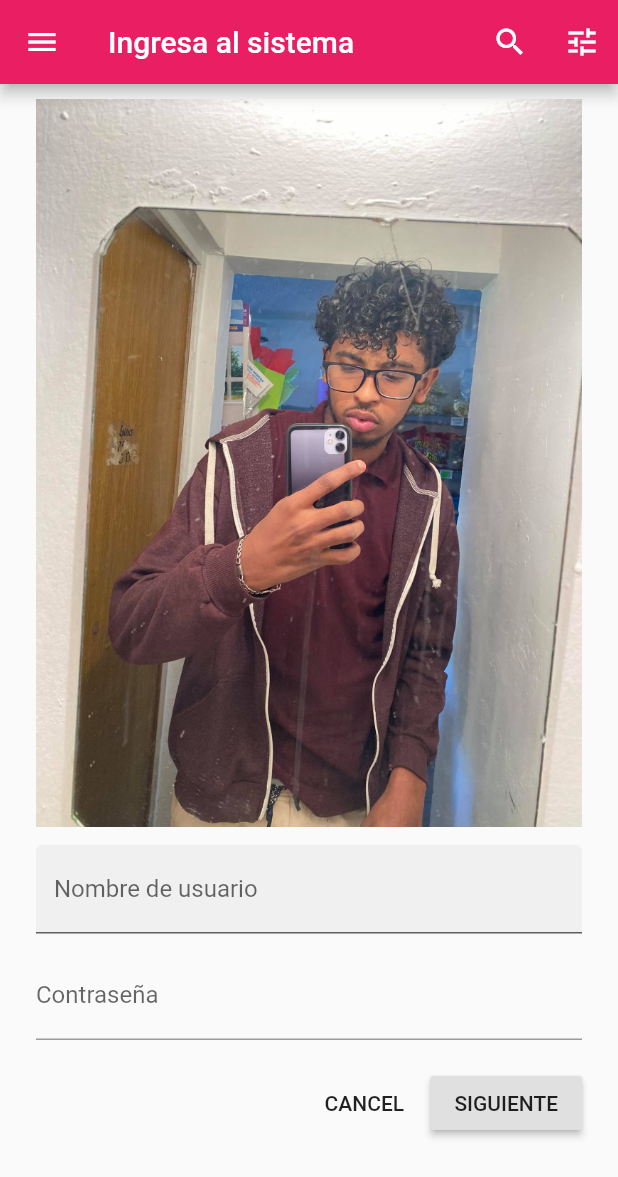
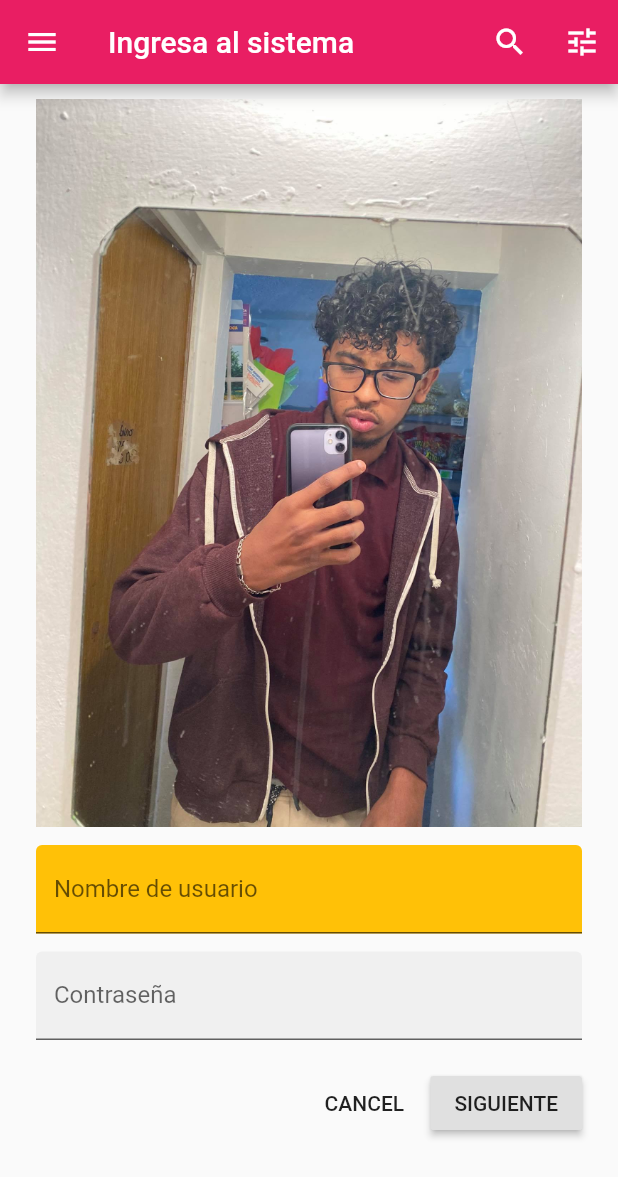
Before and after one commit to YahirS/loginSencillo, a Flutter app: the screen it shows after launch, on a phone screen of 412 x 824 dp. Shown: the top 1177 px of the screen. Run offline on Flutter 3.47's test engine with Material 2 defaults, Android fonts, the phone set to English and light mode, and no system bars.

```diff
--- a/lib/main.dart
+++ b/lib/main.dart
@@ -89,17 +89,17 @@ class _IngresoSistemaState extends State<IngresoSistema> {
                   TextField(
                     decoration: InputDecoration(
                       filled: true,
-                      // fillColor: Colors.amber,
+                       fillColor: Colors.amber,
                       labelText: 'Nombre de usuario',
                     ),
                   ),
                   SizedBox(height: 12.0),
                   TextField(
                     decoration: InputDecoration(
-                      //filled: true,
+                      filled: true,
                       labelText: 'Contraseña',
                     ),
-                    obscureText: true,
+                    //obscureText: true,
                   ),
                   Padding(
                     padding: const EdgeInsets.only(top: 18.0),
```
Also changed, not shown: 1 other file.
